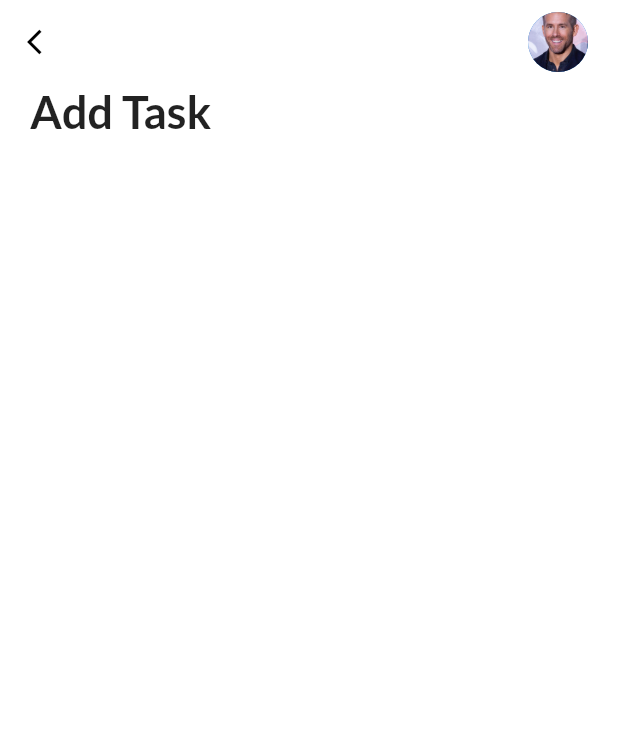
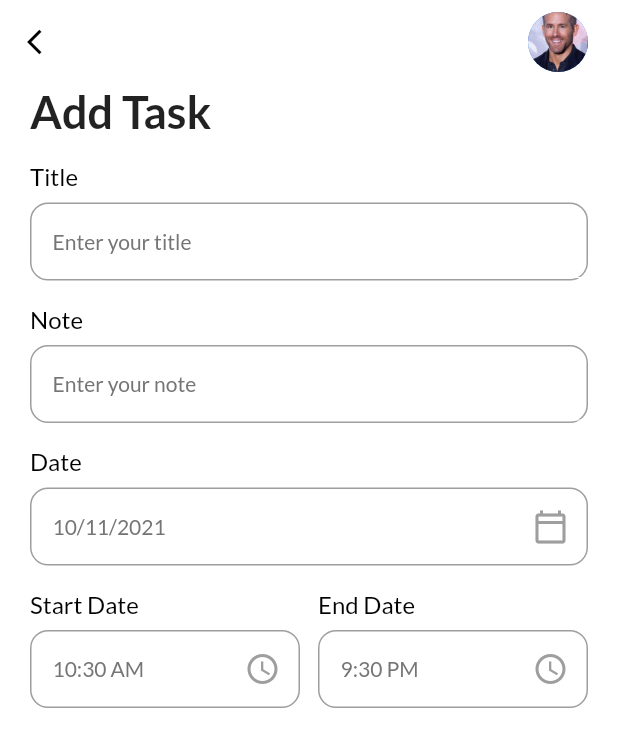
Before and after one commit to Zulfadlifauzi/scheduled, a Flutter app: the AddTaskPage screen opened directly, on a phone screen of 412 x 824 dp. Shown: the top 747 px of the screen. Run offline on Flutter 3.47's test engine with Material 2 defaults, Android fonts, the phone set to English and light mode, and no system bars; our stand-ins replace date_picker_timeline, flutter_local_notifications, get, get_storage, google_fonts, timezone; accounts and stored records are empty.

Commit message:
create textfrom widget,date and time .

```diff
--- a/lib/ui/theme.dart
+++ b/lib/ui/theme.dart
@@ -31,6 +31,22 @@
           fontWeight: FontWeight.bold)));
 }
 
+TextStyle get titleStyle {
+  return GoogleFonts.lato(
+      textStyle: (TextStyle(
+          fontSize: 16,
+          color: Get.isDarkMode ? Colors.white : Colors.black,
+          fontWeight: FontWeight.w400)));
+}
+
+TextStyle get subTitleStyle {
+  return GoogleFonts.lato(
+      textStyle: (TextStyle(
+          fontSize: 14,
+          color: Get.isDarkMode ? Colors.grey[100] : Colors.grey[600],
+          fontWeight: FontWeight.w400)));
+}
+
 TextStyle get headingStyle {
   return GoogleFonts.lato(
       textStyle: (const TextStyle(fontSize: 30, fontWeight: FontWeight.bold)));
--- a/lib/ui/widgets/add_task_bar.dart
+++ b/lib/ui/widgets/add_task_bar.dart
@@ -1,6 +1,8 @@
 import 'package:flutter/material.dart';
 import 'package:get/get.dart';
+import 'package:intl/intl.dart';
 import 'package:scheduled/ui/theme.dart';
+import 'package:scheduled/ui/widgets/input_field.dart';
 
 class AddTaskPage extends StatefulWidget {
   const AddTaskPage({Key? key}) : super(key: key);
@@ -10,6 +12,16 @@
 }
 
 class _AddTaskPageState extends State<AddTaskPage> {
+  DateTime _selectedDate = DateTime.now();
+  String _endTime = '9:30 PM';
+  String _startTime = DateFormat('hh:mm a').format(DateTime.now()).toString();
+  int _selectedRemind = 5;
+  List<int> remindList = [
+    5,
+    10,
+    15,
+    20,
+  ];
   @override
   Widget build(BuildContext context) {
     return Scaffold(
@@ -19,10 +31,57 @@
         padding: const EdgeInsets.only(left: 20, right: 20),
         child: SingleChildScrollView(
           child: Column(
+            crossAxisAlignment: CrossAxisAlignment.start,
             children: [
               Text(
                 'Add Task',
                 style: headingStyle,
+              ),
+              const MyInputField(title: 'Title', hint: 'Enter your title'),
+              const MyInputField(title: 'Note', hint: 'Enter your note'),
+              MyInputField(
+                title: 'Date',
+                hint: DateFormat.yMd().format(_selectedDate),
+                widget: IconButton(
+                  onPressed: () {
+                    print('hello');
+                    _getDateFromuser();
+                  },
+                  icon: Icon(Icons.calendar_today_outlined, color: Colors.grey),
+                ),
+              ),
+              Row(
+                children: [
+                  Expanded(
+                    child: MyInputField(
+                      title: 'Start Date',
+                      hint: _startTime,
+                      widget: IconButton(
+                        onPressed: () {
+                          _getTimeFromuser(isStartTime: true);
+                        },
+                        icon: Icon(Icons.access_time_outlined),
+                        color: Colors.grey,
+                      ),
+                    ),
+                  ),
+                  SizedBox(
+                    width: 12,
+                  ),
+                  Expanded(
+                    child: MyInputField(
+                      title: 'End Date',
+                      hint: _endTime,
+                      widget: IconButton(
+                        onPressed: () {
+                          _getTimeFromuser(isStartTime: false);
+                        },
+                        icon: Icon(Icons.access_time_outlined),
+                        color: Colors.grey,
+                      ),
+                    ),
+                  ),
+                ],
               ),
             ],
           ),
@@ -53,4 +112,46 @@
       ],
     );
   }
+
+  _getDateFromuser() async {
+    DateTime? _pickerDate = await showDatePicker(
+        context: context,
+        initialDate: DateTime.now(),
+        firstDate: DateTime(2015),
+        lastDate: DateTime(2022));
+
+    if (_pickerDate != null) {
+      setState(() {
+        _selectedDate = _pickerDate;
+        print(_selectedDate);
+      });
+    } else {
+      print('Its null bois');
+    }
+  }
+
+  _getTimeFromuser({required bool isStartTime}) async {
+    var pickedTime = await _showTimePicker();
+    String _formatedTime = pickedTime.format(context);
+    if (pickedTime == null) {
+      print('Time canceled');
+    } else if (isStartTime == true) {
+      setState(() {
+        _startTime = _formatedTime;
+      });
+    } else if (isStartTime == false) {
+      setState(() {
+        _endTime = _formatedTime;
+      });
+    }
+  }
+
+  _showTimePicker() {
+    return showTimePicker(
+        initialEntryMode: TimePickerEntryMode.input,
+        context: context,
+        initialTime: TimeOfDay(
+            hour: int.parse(_startTime.split(':')[0]),
+            minute: int.parse(_startTime.split(':')[1].split(' ')[0])));
+  }
 }
--- /dev/null
+++ b/lib/ui/widgets/input_field.dart
@@ -0,0 +1,66 @@
+import 'package:flutter/material.dart';
+import 'package:scheduled/ui/theme.dart';
+import 'package:get/get.dart';
+
+class MyInputField extends StatelessWidget {
+  final String title;
+  final String hint;
+  final TextEditingController? controller;
+  final Widget? widget;
+  const MyInputField(
+      {Key? key,
+      this.widget,
+      this.controller,
+      required this.title,
+      required this.hint})
+      : super(key: key);
+
+  @override
+  Widget build(BuildContext context) {
+    return Container(
+      margin: const EdgeInsets.only(top: 16),
+      child: Column(
+        crossAxisAlignment: CrossAxisAlignment.start,
+        children: [
+          Text(
+            title,
+            style: titleStyle,
+          ),
+          Container(
+            height: 52,
+            margin: EdgeInsets.only(top: 8.0),
+            padding: EdgeInsets.only(left: 14),
+            decoration: BoxDecoration(
+                border: Border.all(color: Colors.grey, width: 1.0),
+                borderRadius: BorderRadius.circular(12)),
+            child: Row(
+              children: [
+                Expanded(
+                  child: TextFormField(
+                    readOnly: widget == null ? false : true,
+                    autofocus: false,
+                    cursorColor:
+                        Get.isDarkMode ? Colors.grey[100] : Colors.grey[700],
+                    controller: controller,
+                    style: subTitleStyle,
+                    decoration: InputDecoration(
+                      hintText: hint,
+                      hintStyle: subTitleStyle,
+                      focusedBorder: UnderlineInputBorder(
+                          borderSide: BorderSide(
+                              color: context.theme.backgroundColor, width: 0)),
+                      enabledBorder: UnderlineInputBorder(
+                          borderSide: BorderSide(
+                              color: context.theme.backgroundColor, width: 0)),
+                    ),
+                  ),
+                ),
+                widget == null ? Container() : Container(child: widget)
+              ],
+            ),
+          )
+        ],
+      ),
+    );
+  }
+}
```
